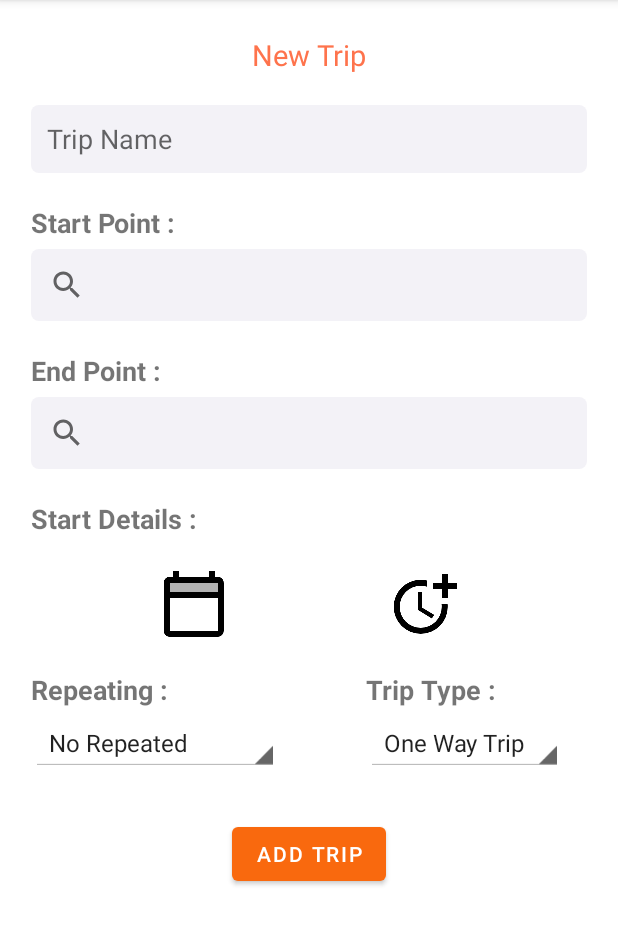
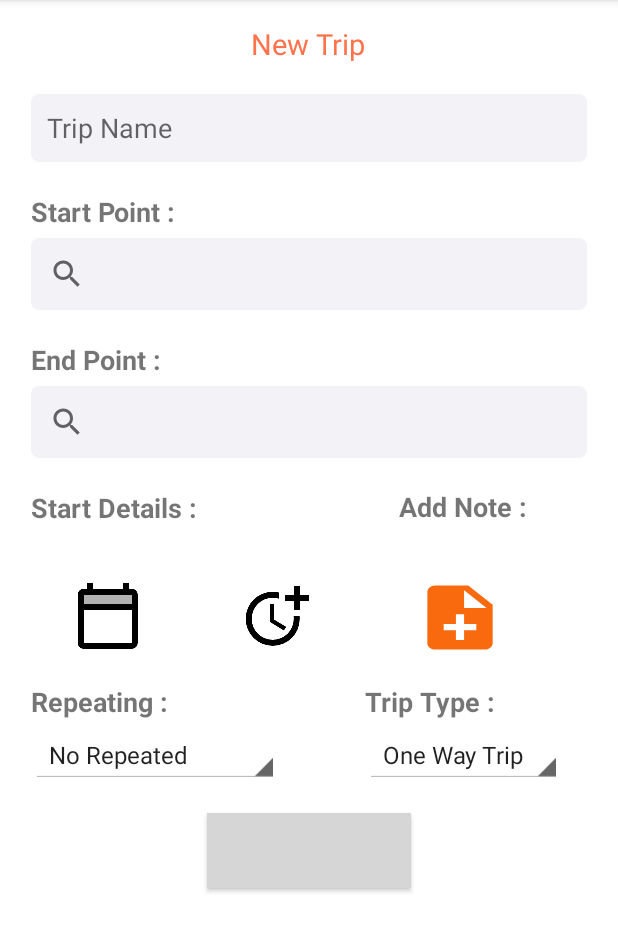
Before and after one commit to am3712/EasyTripPlanner, an Android app: the NewTripActivity screen opened directly, with no data from a screen before it, on a phone screen of 412 x 824 dp, the part 84-1036 px from its top. Run offline under Robolectric (Android 15) with nearby library versions, the phone set to English and light mode, and no system bars; our stand-ins replace sdp/ssp sizes; grey boxes are pictures that could not be loaded.

Commit message:
Edit Note

```diff
--- /dev/null
+++ b/app/src/main/res/drawable/ic_baseline_add_box_24.xml
@@ -0,0 +1,5 @@
+<vector android:height="24dp" android:tint="#F9C228"
+    android:viewportHeight="24" android:viewportWidth="24"
+    android:width="24dp" xmlns:android="http://schemas.android.com/apk/res/android">
+    <path android:fillColor="@android:color/white" android:pathData="M19,3L5,3c-1.11,0 -2,0.9 -2,2v14c0,1.1 0.89,2 2,2h14c1.1,0 2,-0.9 2,-2L21,5c0,-1.1 -0.9,-2 -2,-2zM17,13h-4v4h-2v-4L7,13v-2h4L11,7h2v4h4v2z"/>
+</vector>
--- /dev/null
+++ b/app/src/main/res/drawable/ic_baseline_calendar_today_24.xml
@@ -0,0 +1,5 @@
+<vector android:height="24dp" android:tint="#F9EF5C"
+    android:viewportHeight="24" android:viewportWidth="24"
+    android:width="24dp" xmlns:android="http://schemas.android.com/apk/res/android">
+    <path android:fillColor="@android:color/white" android:pathData="M20,3h-1L19,1h-2v2L7,3L7,1L5,1v2L4,3c-1.1,0 -2,0.9 -2,2v16c0,1.1 0.9,2 2,2h16c1.1,0 2,-0.9 2,-2L22,5c0,-1.1 -0.9,-2 -2,-2zM20,21L4,21L4,8h16v13z"/>
+</vector>
--- a/app/src/main/res/drawable/ic_baseline_note_24.xml
+++ b/app/src/main/res/drawable/ic_baseline_note_24.xml
@@ -1,4 +1,4 @@
-<vector android:height="24dp" android:tint="#F9690E"
+<vector android:height="24dp" android:tint="#F9F22E"
     android:viewportHeight="24" android:viewportWidth="24"
     android:width="24dp" xmlns:android="http://schemas.android.com/apk/res/android">
     <path android:fillColor="@android:color/white" android:pathData="M22,10l-6,-6L4,4c-1.1,0 -2,0.9 -2,2v12.01c0,1.1 0.9,1.99 2,1.99l16,-0.01c1.1,0 2,-0.89 2,-1.99v-8zM15,5.5l5.5,5.5L15,11L15,5.5z"/>
--- a/app/src/main/res/drawable/ic_baseline_note_add_24.xml
+++ b/app/src/main/res/drawable/ic_baseline_note_add_24.xml
@@ -1,4 +1,4 @@
-<vector android:height="24dp" android:tint="#1D1714"
+<vector android:height="24dp" android:tint="#F9A011"
     android:viewportHeight="24" android:viewportWidth="24"
     android:width="24dp" xmlns:android="http://schemas.android.com/apk/res/android">
     <path android:fillColor="@android:color/white" android:pathData="M14,2L6,2c-1.1,0 -1.99,0.9 -1.99,2L4,20c0,1.1 0.89,2 1.99,2L18,22c1.1,0 2,-0.9 2,-2L20,8l-6,-6zM16,16h-3v3h-2v-3L8,16v-2h3v-3h2v3h3v2zM13,9L13,3.5L18.5,9L13,9z"/>
--- /dev/null
+++ b/app/src/main/res/drawable/ic_baseline_sticky_note_2_24.xml
@@ -0,0 +1,5 @@
+<vector android:height="24dp" android:tint="#F9C228"
+    android:viewportHeight="24" android:viewportWidth="24"
+    android:width="24dp" xmlns:android="http://schemas.android.com/apk/res/android">
+    <path android:fillColor="@android:color/white" android:pathData="M19,3H4.99C3.89,3 3,3.9 3,5l0.01,14c0,1.1 0.89,2 1.99,2h10l6,-6V5C21,3.9 20.1,3 19,3zM7,8h10v2H7V8zM12,14H7v-2h5V14zM14,19.5V14h5.5L14,19.5z"/>
+</vector>
--- a/app/src/main/res/layout/activity_new_trip.xml
+++ b/app/src/main/res/layout/activity_new_trip.xml
@@ -17,14 +17,16 @@
             android:id="@+id/tvTitle"
             android:layout_width="wrap_content"
             android:layout_height="wrap_content"
-            android:layout_marginTop="@dimen/_18sdp"
+            android:layout_marginTop="16dp"
             android:text="@string/new_trip"
             android:textColor="@color/light_orange"
             android:textSize="@dimen/_15ssp"
             app:layout_constraintEnd_toEndOf="parent"
+            app:layout_constraintHorizontal_bias="0.498"
             app:layout_constraintStart_toStartOf="parent"
             app:layout_constraintTop_toTopOf="parent"
             tools:ignore="MissingPrefix" />
+
 
         <EditText
             android:id="@+id/tripNameInput"
@@ -40,10 +42,10 @@
             android:inputType="textPersonName"
             android:paddingStart="@dimen/_8sdp"
             app:layout_constraintEnd_toEndOf="parent"
+            app:layout_constraintHorizontal_bias="1.0"
             app:layout_constraintStart_toStartOf="parent"
             app:layout_constraintTop_toBottomOf="@+id/tvTitle"
             tools:targetApi="o" />
-
 
         <TextView
             android:id="@+id/textView2"
@@ -67,6 +69,7 @@
             app:layout_constraintStart_toStartOf="@+id/startPointSearchView"
             app:layout_constraintTop_toBottomOf="@+id/startPointSearchView" />
 
+
         <SearchView
             android:id="@+id/startPointSearchView"
             android:layout_width="0dp"
@@ -74,9 +77,9 @@
             android:layout_marginTop="@dimen/_4sdp"
             android:background="@drawable/bg_edit_field"
             app:layout_constraintEnd_toEndOf="@+id/tripNameInput"
+            app:layout_constraintHorizontal_bias="0.0"
             app:layout_constraintStart_toStartOf="@+id/textView2"
             app:layout_constraintTop_toBottomOf="@+id/textView2" />
-
 
         <SearchView
             android:id="@+id/endPointSearchView"
@@ -103,12 +106,11 @@
             android:id="@+id/calender_btn"
             android:layout_width="wrap_content"
             android:layout_height="wrap_content"
-            android:layout_marginTop="@dimen/_16sdp"
+            android:layout_marginStart="48dp"
+            android:layout_marginTop="36dp"
             android:background="@color/white"
             android:contentDescription="@string/calender_image"
             android:src="@drawable/twotone_calendar_today_black_48"
-            app:layout_constraintEnd_toStartOf="@+id/timeBtn"
-            app:layout_constraintHorizontal_bias="0.5"
             app:layout_constraintStart_toStartOf="parent"
             app:layout_constraintTop_toBottomOf="@+id/textView3" />
 
@@ -120,7 +122,7 @@
             android:contentDescription="@string/time_image"
             android:src="@drawable/twotone_more_time_black_48"
             app:layout_constraintEnd_toEndOf="parent"
-            app:layout_constraintHorizontal_bias="0.5"
+            app:layout_constraintHorizontal_bias="0.239"
             app:layout_constraintStart_toEndOf="@+id/calender_btn"
             app:layout_constraintTop_toTopOf="@+id/calender_btn" />
 
@@ -168,13 +170,41 @@
             app:layout_constraintTop_toBottomOf="@+id/textView6" />
 
         <Button
+            android:id="@+id/btnAddNote"
+            android:layout_width="65dp"
+            android:layout_height="51dp"
+            android:layout_marginTop="36dp"
+            android:background="@drawable/ic_baseline_note_add_24"
+            app:layout_constraintEnd_toEndOf="parent"
+            app:layout_constraintHorizontal_bias="0.478"
+            app:layout_constraintStart_toEndOf="@+id/timeBtn"
+            app:layout_constraintTop_toBottomOf="@+id/textView" />
+
+        <Button
             android:id="@+id/add_trip_btn"
+            android:layout_width="136dp"
+            android:layout_height="50dp"
+            android:layout_marginTop="20dp"
+            android:layout_marginBottom="21dp"
+            android:background="@drawable/btnsignin"
+            android:text="@string/add_new_trip_button"
+            app:layout_constraintBottom_toBottomOf="parent"
+            app:layout_constraintEnd_toEndOf="parent"
+            app:layout_constraintStart_toStartOf="parent"
+            app:layout_constraintTop_toBottomOf="@+id/trip_type"
+            app:layout_constraintVertical_bias="0.285" />
+
+        <TextView
+            android:id="@+id/textView"
             android:layout_width="wrap_content"
             android:layout_height="wrap_content"
-            android:text="@string/add_new_trip_button"
+            android:layout_marginTop="20dp"
+            android:text="@string/Add_Note"
+            android:textSize="18sp"
+            android:textStyle="bold"
             app:layout_constraintEnd_toEndOf="parent"
-            app:layout_constraintStart_toStartOf="parent"
-            app:layout_constraintTop_toBottomOf="@+id/repeating_spinner"
-            android:layout_marginTop="@dimen/_24sdp"/>
+            app:layout_constraintHorizontal_bias="0.689"
+            app:layout_constraintStart_toEndOf="@+id/textView3"
+            app:layout_constraintTop_toBottomOf="@+id/endPointSearchView" />
     </androidx.constraintlayout.widget.ConstraintLayout>
 </ScrollView>
--- a/app/src/main/res/layout/activity_registration.xml
+++ b/app/src/main/res/layout/activity_registration.xml
@@ -9,7 +9,7 @@
     <androidx.constraintlayout.widget.ConstraintLayout
         android:layout_width="match_parent"
         android:layout_height="wrap_content"
-        android:background="@color/gray_orange">
+        android:background="#FFFFFF">
 
         <ImageView
             android:id="@+id/imageView"
--- a/app/src/main/res/values/strings.xml
+++ b/app/src/main/res/values/strings.xml
@@ -47,6 +47,8 @@
     <string name="time_image">Time Image</string>
     <string name="repeating">Repeating :</string>
     <string name="trip_type">Trip Type :</string>
+    <string name="Add_Note">Add Note :</string>
+    <string name="edit_note">Add Note</string>
 
 
     <string-array name="repeating_options">
```
Also changed, not shown: app/src/main/java/com/example/easytripplanner/NewTripActivity.java (+33 -1 lines), app/src/main/res/layout/note_dialog.xml (added, +16 -0 lines), app/src/main/res/layout/trip_item_view.xml (+25 -17 lines), app/src/main/res/drawable/as.PNG (added), app/src/main/res/drawable/images.jpg (added).
